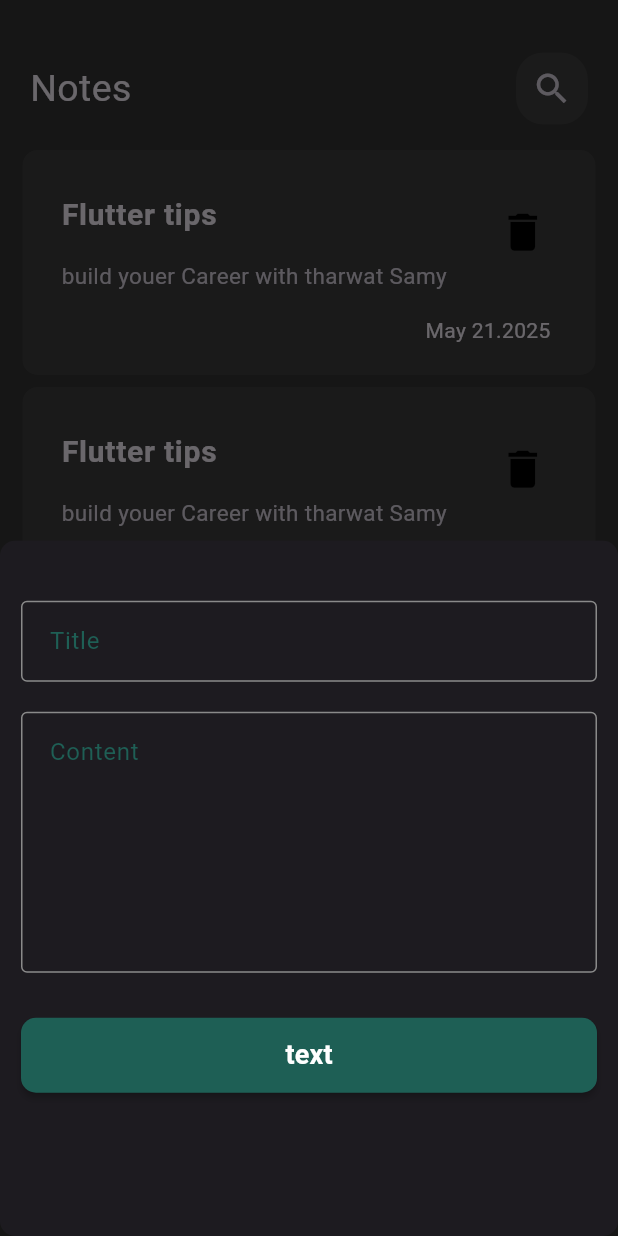
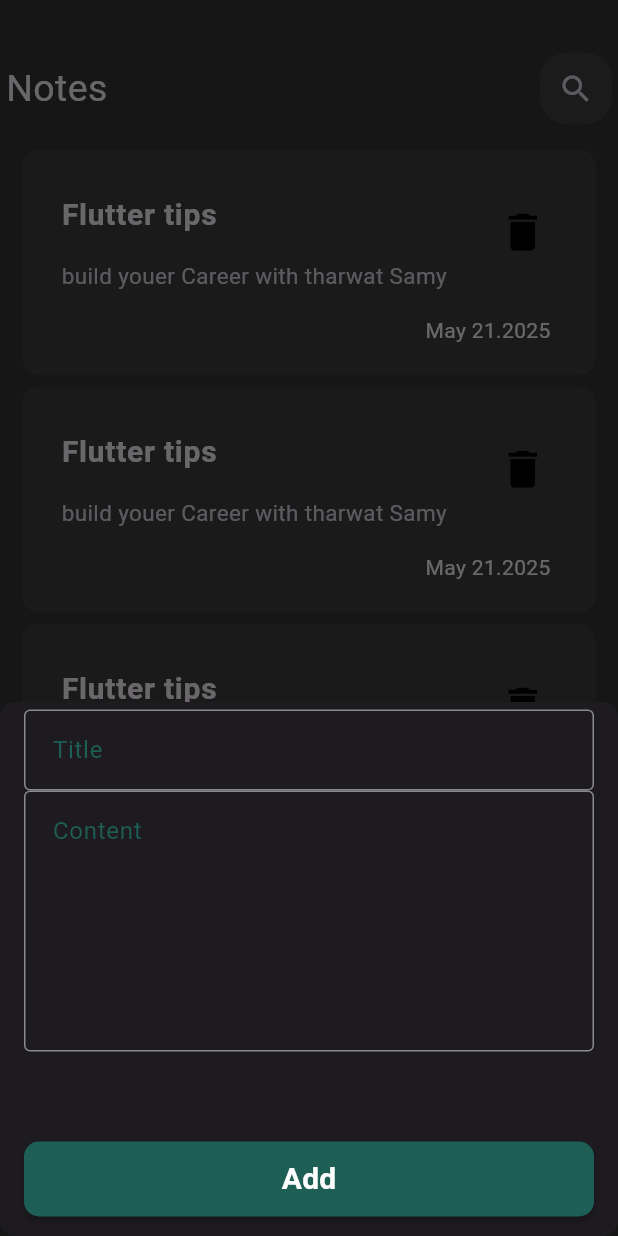
Before and after one commit to suhail021/notes_app, a Flutter app: the screen it shows after launch, after a tap on the "add" icon, on a phone screen of 412 x 824 dp. Run offline on Flutter 3.47's test engine with Material 3 defaults, Android fonts, the phone set to English and light mode, and no system bars.

Commit message:
create Edite note view and add routs to the views

```diff
--- a/lib/main.dart
+++ b/lib/main.dart
@@ -1,4 +1,5 @@
 import 'package:flutter/material.dart';
+import 'package:google/views/edit_note_view.dart';
 import 'package:google/views/notes_view.dart';
 
 void main() async {
@@ -11,10 +12,15 @@ class NotesApp extends StatelessWidget {
   @override
   Widget build(BuildContext context) {
     return MaterialApp(debugShowCheckedModeBanner: false,
+    routes: {
+     NotesView.id :  (context) => NotesView(),
+     EditNoteView.id :  (context) => EditNoteView(),
+
+    },
     theme: ThemeData(
     brightness: Brightness.dark,
     scaffoldBackgroundColor: Color(0xff2F2F2F)
     ),
-     home: NotesView());
+    initialRoute: NotesView.id,);
   }
 }
--- a/lib/views/notes_view.dart
+++ b/lib/views/notes_view.dart
@@ -5,14 +5,15 @@ import 'package:google/widgets/list_notes_view_body.dart';
 
 class NotesView extends StatelessWidget {
   const NotesView({super.key});
+  static String id = "NotesView";
 
   @override
   Widget build(BuildContext context) {
     return Scaffold(
-      primary: true,
-      body: Column(children: [CustomAppBar(),
+      body: Column(children: [CustomAppBar(title: 'Notes', icon: Icon(Icons.search),),
        ListNotesViewBody()]),
       floatingActionButton: FloatingActionButton(
+        backgroundColor: Color.fromARGB(255, 30, 95, 85),
         onPressed: () {
           showModalBottomSheet(
             shape: RoundedRectangleBorder(
--- a/lib/widgets/add_note_bottom_sheet.dart
+++ b/lib/widgets/add_note_bottom_sheet.dart
@@ -7,9 +7,9 @@ class AddNoteBottomSheet extends StatelessWidget {
 
   @override
   Widget build(BuildContext context) {
-    return Container(
-      height: 500,
-      padding: EdgeInsets.symmetric(vertical: 20, horizontal: 14),
+    return Padding(
+      padding: EdgeInsets.symmetric(vertical: 5, horizontal: 16),
+      child: SingleChildScrollView(
         child: Column(
           children: [
             CustomTextfileds(
@@ -18,21 +18,20 @@ class AddNoteBottomSheet extends StatelessWidget {
               colorborder: Color(0xff8A8A8A),
               colorhint: Color.fromARGB(255, 30, 95, 85), maxline: 1,
             ),
+
             CustomTextfileds(
               hintext: "Content",
               inputType: TextInputType.multiline,
               colorborder: Color(0xff8A8A8A),
               colorhint: Color.fromARGB(255, 30, 95, 85), maxline: 6,
             ),
-          Padding(
-            padding: const EdgeInsets.only(top: 30),
-            child: Customebuttom(
-              text: "text",
-              color: Color.fromARGB(255, 30, 95, 85),
-              onTap: () {},
+            SizedBox(
+              height: 60,
             ),
+            Customebuttom(text: "Add", color: Color.fromARGB(255, 30, 95, 85), onTap: (){}),
+            SizedBox(height: 8,)
+          ],
         ),
-        ],
       ),
     );
   }
--- a/lib/widgets/custom_app_bar.dart
+++ b/lib/widgets/custom_app_bar.dart
@@ -3,18 +3,20 @@ import 'package:flutter/material.dart';
 import 'package:google/widgets/custom_search_Icon.dart';
 
 class CustomAppBar extends StatelessWidget {
-  const CustomAppBar({super.key});
+  final String title;
+  final Icon icon;
+  const CustomAppBar({super.key, required this.title, required this.icon});
 
   @override
   Widget build(BuildContext context) {
     return
      Container(
-      padding: EdgeInsets.only(top: 35,right: 20,left: 20,bottom: 15),
+      padding: EdgeInsets.only(top: 35,right: 4,left: 4,bottom: 15),
       child: Row(
         mainAxisAlignment: MainAxisAlignment.spaceBetween,
         children: [
-          Text("Notes",style: TextStyle(fontSize: 25),),
-CustomSearchIcon()
+          Text(title,style: TextStyle(fontSize: 25),),
+CustomSearchIcon(icon: icon,)
         ],
       ),
      );
--- a/lib/widgets/custom_search_Icon.dart
+++ b/lib/widgets/custom_search_Icon.dart
@@ -1,7 +1,8 @@
 import 'package:flutter/material.dart';
 
 class CustomSearchIcon extends StatelessWidget {
-  const CustomSearchIcon({super.key});
+  final Icon icon;
+  const CustomSearchIcon({super.key, required this.icon});
 
   @override
   Widget build(BuildContext context) {
@@ -12,7 +13,7 @@ class CustomSearchIcon extends StatelessWidget {
 
       ),
       padding: EdgeInsets.symmetric(vertical: 0,horizontal: 0),
-      child: IconButton(onPressed: (){}, icon: Icon(Icons.search,size: 27,)),
+      child: IconButton(onPressed: (){}, icon: icon),
     );
   }
 }
--- a/lib/widgets/customebuttom.dart
+++ b/lib/widgets/customebuttom.dart
@@ -17,21 +17,19 @@ class Customebuttom extends StatelessWidget {
     return MaterialButton(
       onPressed: onTap,
       elevation: 2,
-    highlightColor: Colors.transparent,
-    splashColor: Colors.transparent,
-    highlightElevation: 10,
-
+      highlightColor: Colors.transparent,
+      splashColor: Colors.transparent,
+      highlightElevation: 10,
+      minWidth: MediaQuery.of(context).size.width,
       color: color,
       height: 50,
       shape: RoundedRectangleBorder(borderRadius: BorderRadius.circular(10)),
-
-      minWidth: double.infinity,
       child: Text(
         text,
         style: TextStyle(
           color: Colors.white,
           fontWeight: FontWeight.bold,
-          fontSize: 18,
+          fontSize: 20,
         ),
       ),
     );
--- a/lib/widgets/customtextfileds.dart
+++ b/lib/widgets/customtextfileds.dart
@@ -18,9 +18,7 @@ class CustomTextfileds extends StatelessWidget {
 
   @override
   Widget build(BuildContext context) {
-    return Padding(
-      padding: const EdgeInsets.only(top: 20),
-      child: TextField(
+    return TextField(
       keyboardType: inputType,
       onChanged: onchange,
 
@@ -63,7 +61,6 @@ class CustomTextfileds extends StatelessWidget {
         ),
         hoverColor: colorborder,
       ),
-      ),
     );
   }
 }
--- a/lib/widgets/notes_card.dart
+++ b/lib/widgets/notes_card.dart
@@ -1,13 +1,18 @@
 import 'package:flutter/material.dart';
+import 'package:google/views/edit_note_view.dart';
 
 class NotesCard extends StatelessWidget {
   const NotesCard({super.key});
 
   @override
   Widget build(BuildContext context) {
-    return Container(
+    return GestureDetector(
+      onTap: () {
+        Navigator.pushNamed(context, EditNoteView.id);
+      },
+      child: Container(
         margin: EdgeInsets.only(bottom: 8, right: 15, left: 15),
-      padding: EdgeInsets.only(bottom: 20,left: 10),
+        padding: EdgeInsets.only(bottom: 20, left: 10),
         decoration: BoxDecoration(
           borderRadius: BorderRadius.circular(10),
           color: Color(0xff393939),
@@ -18,10 +23,7 @@ class NotesCard extends StatelessWidget {
           children: [
             ListTile(
               title: Padding(
-              padding: EdgeInsets.only(
-                bottom: 15,
-                top: 20
-              ),
+                padding: EdgeInsets.only(bottom: 15, top: 20),
                 child: Text(
                   "Flutter tips",
                   style: TextStyle(fontSize: 20, fontWeight: FontWeight.bold),
@@ -29,19 +31,23 @@ class NotesCard extends StatelessWidget {
               ),
 
               subtitle: Padding(
-              padding: const EdgeInsets.only(right: 1,bottom: 8),
+                padding: const EdgeInsets.only(right: 1, bottom: 8),
                 child: Text(
                   "build youer Career with tharwat Samy",
-                 style: TextStyle(fontSize: 15, ),
+                  style: TextStyle(fontSize: 15),
                 ),
               ),
-            trailing:  IconButton(onPressed: (){}, icon: Icon(Icons.delete,color: Colors.black,size: 33,))
+              trailing: IconButton(
+                onPressed: () {},
+                icon: Icon(Icons.delete, color: Colors.black, size: 33),
+              ),
             ),
             Padding(
               padding: const EdgeInsets.only(right: 30),
-            child: Text("May 21.2025",style: TextStyle(fontSize: 14),),
+              child: Text("May 21.2025", style: TextStyle(fontSize: 14)),
             ),
           ],
+        ),
       ),
     );
   }
```
Also changed, not shown: lib/views/edit_note_view.dart (added, +35 -0 lines). Lines whose indentation alone changed are shown as unchanged.
